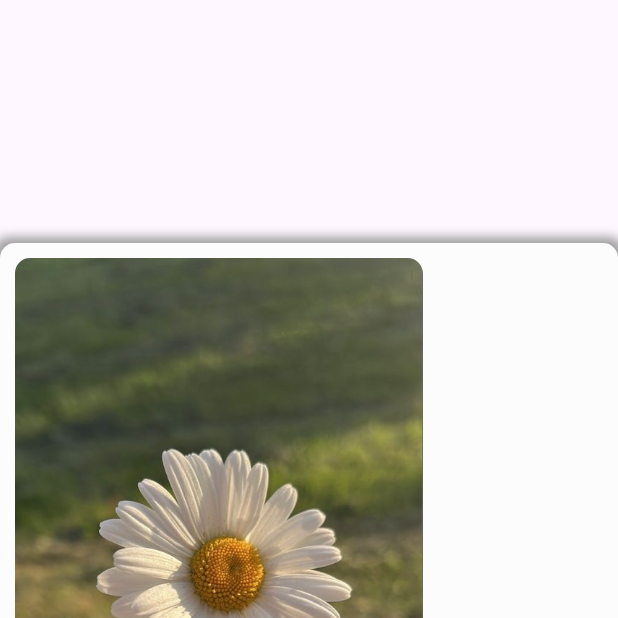
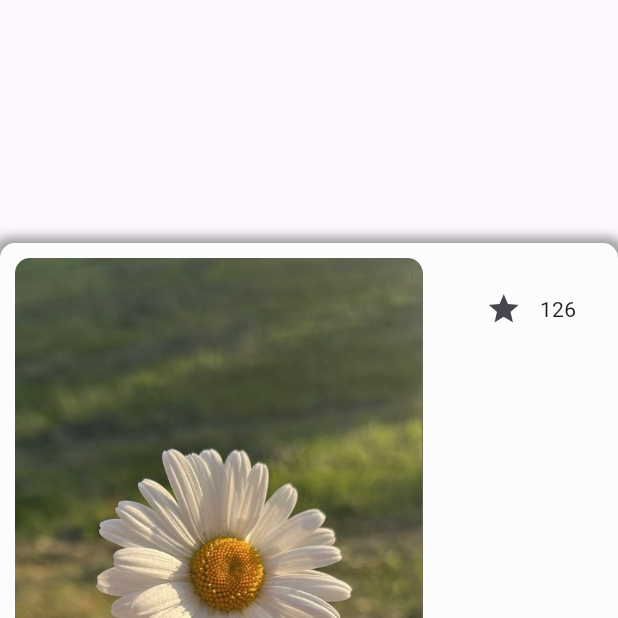
Before and after one commit to Davematteer/Yugiohhh_App, a Flutter app: the screen it shows after launch, on a phone screen of 412 x 824 dp, the top half of it. Run offline on Flutter 3.47's test engine with Material 3 defaults, Android fonts, the phone set to English and light mode, and no system bars.

Commit message:
still playing around with frontend

```diff
--- a/front_end/lib/main.dart
+++ b/front_end/lib/main.dart
@@ -2,6 +2,7 @@ import 'package:flutter/material.dart';
 
 void main(){
   runApp(const MaterialApp(
+    debugShowCheckedModeBanner: false,
     home: Layout()
   ));
 }
@@ -39,7 +40,22 @@ class Layout extends StatelessWidget{
                 fit: BoxFit.cover,),
               ),
               ),
-            Column(),
+             Column(
+              children: [
+                Padding(
+                  padding: const EdgeInsets.all(20.0),
+                  child: Row(
+                    children: [
+                      IconButton(onPressed: (){},
+                       icon: const Icon(Icons.star),
+                       tooltip: 'Like',),
+                       Text('126'),
+
+                    ],),
+                ),
+                Container(padding:const EdgeInsets.all(10),),
+              ],
+            ),
           ],),
         ),
       )
```
